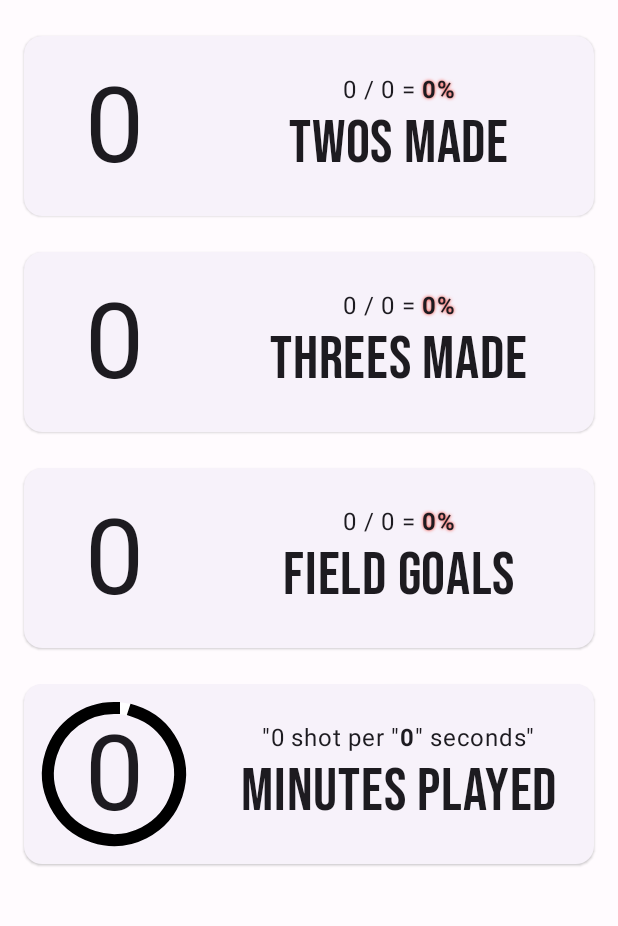
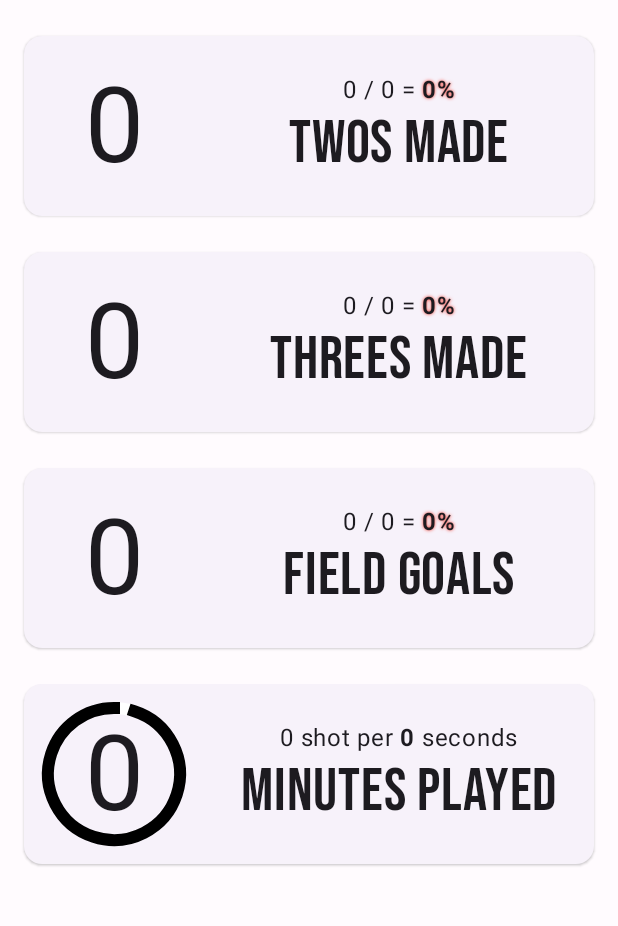
Before and after one commit to granttheyeti/PocketStats, an Android app built with Jetpack Compose: the screen it shows after launch (FullscreenActivity), on a phone screen of 412 x 824 dp, the part 96-1022 px from its top. Run offline under Robolectric (Android 15) with nearby library versions, the phone set to English and light mode, and no system bars.

Commit message:
remove color and attributes files, fix string typos, delete redundant app name label

```diff
--- a/app/src/main/AndroidManifest.xml
+++ b/app/src/main/AndroidManifest.xml
@@ -17,7 +17,6 @@
             android:name=".FullscreenActivity"
             android:configChanges="orientation|keyboardHidden|screenSize"
             android:exported="true"
-            android:label="@string/app_name"
             android:theme="@style/Theme.PocketStats">
             <intent-filter>
                 <action android:name="android.intent.action.MAIN" />
--- a/app/src/main/java/app/pocketstats/MyApp.kt
+++ b/app/src/main/java/app/pocketstats/MyApp.kt
@@ -204,7 +204,7 @@ fun TimeLine(seconds: Int, shots: Int, metric: String) {
                 fontWeight = FontWeight.Bold,
             )
         ) {
-            append("$secondsPerShot")
+            append(" $secondsPerShot ")
         }
         append(stringResource(R.string.seconds))
     }
--- a/app/src/main/res/values/attrs.xml
+++ /dev/null
@@ -1,6 +0,0 @@
-<resources>
-    <declare-styleable name="FullscreenAttrs">
-        <attr name="fullscreenBackgroundColor" format="color" />
-        <attr name="fullscreenTextColor" format="color" />
-    </declare-styleable>
-</resources>
--- a/app/src/main/res/values/strings.xml
+++ b/app/src/main/res/values/strings.xml
@@ -11,7 +11,7 @@
     <string name="metric_three">Threes made</string>
     <string name="metric_combined">Field goals</string>
     <string name="metric_time">Minutes Played</string>
-    <string name="zero_shot_per">\"0 shot per \"</string>
-    <string name="one_shot_per">\"1 shot per \"</string>
-    <string name="seconds">\" seconds\"</string>
+    <string name="zero_shot_per">0 shot per</string>
+    <string name="one_shot_per">1 shot per</string>
+    <string name="seconds">seconds</string>
 </resources>
```
Also changed, not shown: app/src/main/res/values/colors.xml (deleted, +0 -15 lines).
